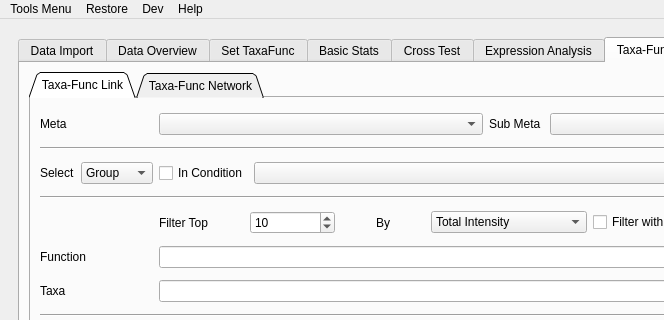
Old version of the form metax/gui/metax_gui/main_window.ui in the repository byemaxx/MetaX; both pictures show x 0 to 664 and y 0 to 320 of the 1092 by 752 pixel window.
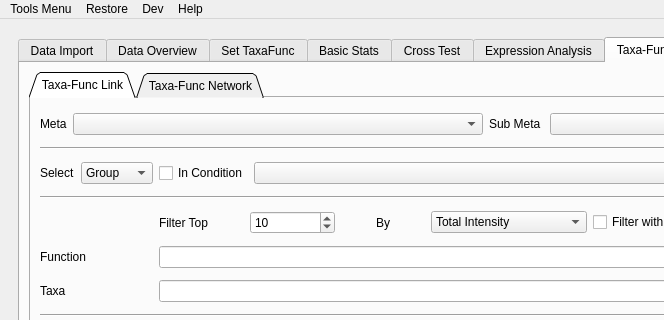
New version of the form. The open tabs and pages were chosen to show the change.

Patch:
```diff
--- a/metax/gui/metax_gui/main_window.ui
+++ b/metax/gui/metax_gui/main_window.ui
@@ -8249,25 +8249,12 @@
                   </property>
                  </widget>
                 </item>
-                <item row="0" column="1">
-                 <widget class="QComboBox" name="comboBox_tflink_meta">
-                  <property name="sizePolicy">
-                   <sizepolicy hsizetype="Preferred" vsizetype="Preferred">
-                    <horstretch>0</horstretch>
-                    <verstretch>0</verstretch>
-                   </sizepolicy>
-                  </property>
-                  <property name="layoutDirection">
-                   <enum>Qt::LeftToRight</enum>
-                  </property>
-                 </widget>
-                </item>
                 <item row="0" column="2">
                  <layout class="QHBoxLayout" name="horizontalLayout_101">
                   <item>
                    <widget class="QLabel" name="label_196">
                     <property name="sizePolicy">
-                     <sizepolicy hsizetype="Maximum" vsizetype="Preferred">
+                     <sizepolicy hsizetype="Fixed" vsizetype="Fixed">
                       <horstretch>0</horstretch>
                       <verstretch>0</verstretch>
                      </sizepolicy>
@@ -8901,19 +8888,6 @@
                   </property>
                  </widget>
                 </item>
-                <item row="0" column="0">
-                 <widget class="QLabel" name="label_149">
-                  <property name="sizePolicy">
-                   <sizepolicy hsizetype="Preferred" vsizetype="Fixed">
-                    <horstretch>0</horstretch>
-                    <verstretch>0</verstretch>
-                   </sizepolicy>
-                  </property>
-                  <property name="text">
-                   <string>Meta</string>
-                  </property>
-                 </widget>
-                </item>
                 <item row="6" column="1" colspan="2">
                  <widget class="QComboBox" name="comboBox_others_taxa">
                   <property name="sizePolicy">
@@ -9134,6 +9108,36 @@
                   </item>
                  </layout>
                 </item>
+                <item row="0" column="0" colspan="2">
+                 <layout class="QHBoxLayout" name="horizontalLayout_123">
+                  <item>
+                   <widget class="QLabel" name="label_149">
+                    <property name="sizePolicy">
+                     <sizepolicy hsizetype="Fixed" vsizetype="Fixed">
+                      <horstretch>0</horstretch>
+                      <verstretch>0</verstretch>
+                     </sizepolicy>
+                    </property>
+                    <property name="text">
+                     <string>Meta</string>
+                    </property>
+                   </widget>
+                  </item>
+                  <item>
+                   <widget class="QComboBox" name="comboBox_tflink_meta">
+                    <property name="sizePolicy">
+                     <sizepolicy hsizetype="Preferred" vsizetype="Fixed">
+                      <horstretch>0</horstretch>
+                      <verstretch>0</verstretch>
+                     </sizepolicy>
+                    </property>
+                    <property name="layoutDirection">
+                     <enum>Qt::LeftToRight</enum>
+                    </property>
+                   </widget>
+                  </item>
+                 </layout>
+                </item>
                </layout>
               </widget>
               <widget class="QWidget" name="tab_9">
```
Left out of the diff: 904 changed lines with no effect on the pictures.
